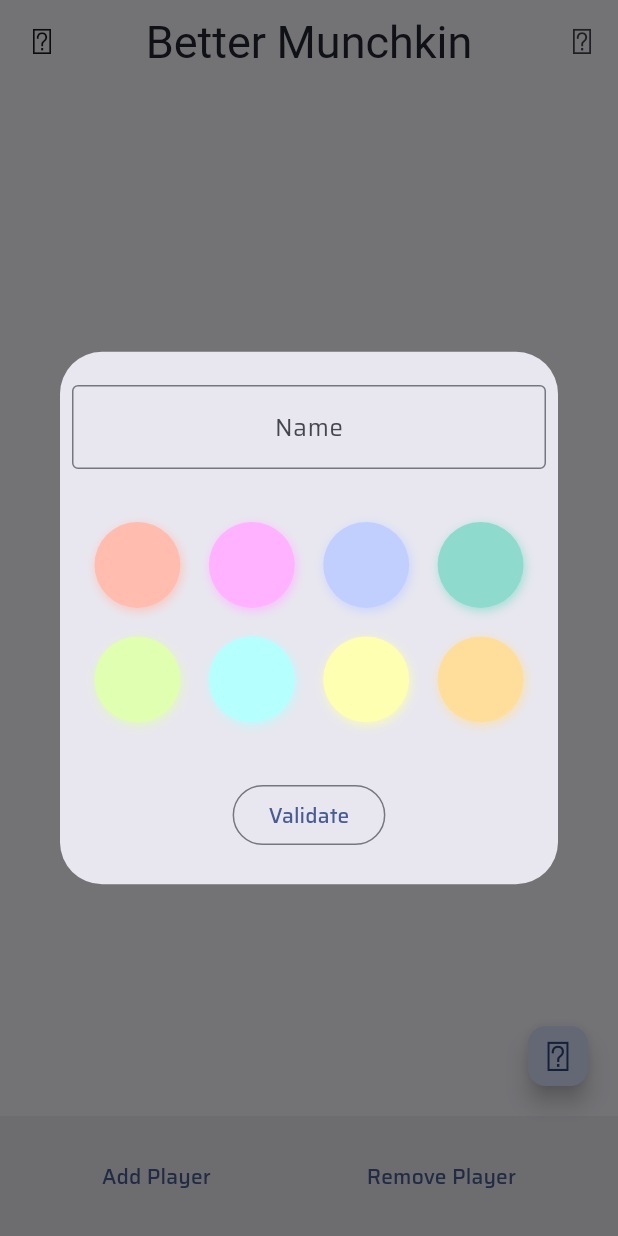
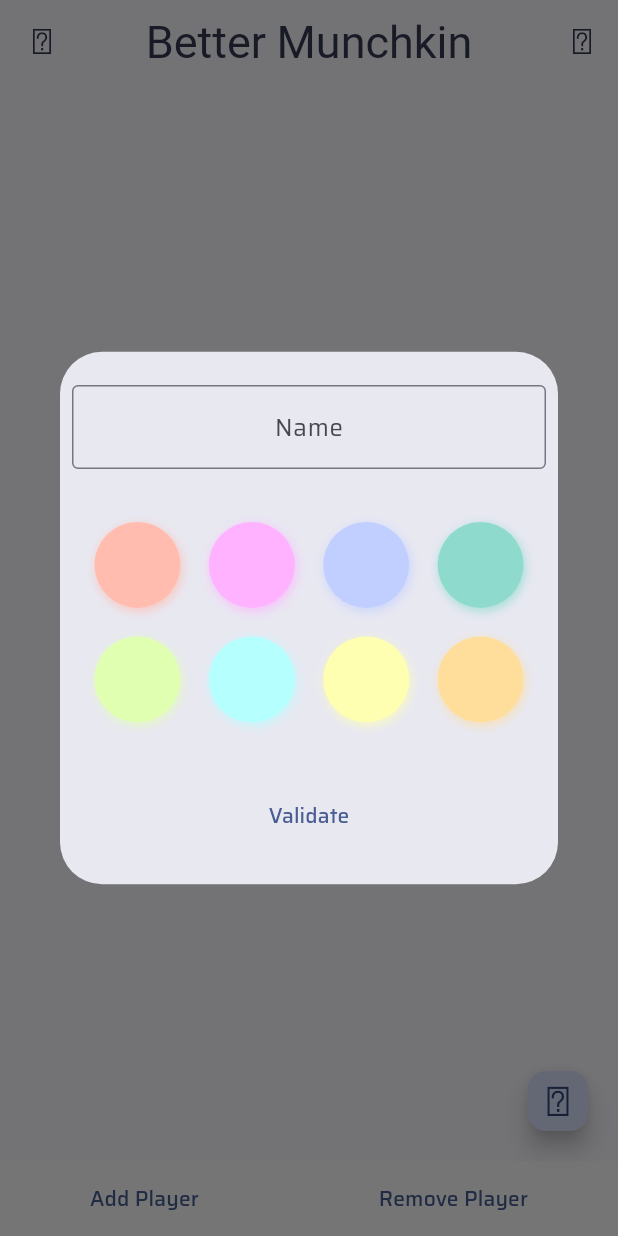
Before and after one commit to DrozdAllan/better_munchkin, a Flutter app: the screen it shows after launch, after a tap on "Add Player", on a phone screen of 412 x 824 dp. Run offline on Flutter 3.47's test engine with Material 2 defaults, Android fonts, the phone set to English and light mode, and no system bars; drawn by our look-alikes of flutter_colorpicker; our stand-ins replace flutter_bloc, fluttericon, google_fonts.

Commit message:
finished light theme & dice animation

```diff
--- a/lib/style.dart
+++ b/lib/style.dart
@@ -10,19 +10,32 @@ const _titleMediumSize = 28.0;
 const portLligatSans = 'PortLligatSans';
 
 const Color _primaryColor = Color(0xFFc0cfff);
-const Color _blackColor = Color(0xFF212430);
+const Color _blackColor = Color(0xFF343952);
 const Color _whiteColor = Color(0xFFE8EDFF);
 
 ThemeData myLightTheme = ThemeData(
   useMaterial3: true,
   colorScheme: ColorScheme.fromSeed(seedColor: _primaryColor),
+  fontFamily: GoogleFonts.saira().fontFamily,
   iconTheme: const IconThemeData(color: _blackColor),
+  dialogTheme: const DialogTheme(surfaceTintColor: _whiteColor),
   chipTheme: const ChipThemeData(backgroundColor: _primaryColor),
+  iconButtonTheme: const IconButtonThemeData(
+      style:
+          ButtonStyle(foregroundColor: MaterialStatePropertyAll(_blackColor))),
   appBarTheme: const AppBarTheme(
     centerTitle: true,
     titleTextStyle: TextStyle(fontSize: 30.0, color: _blackColor),
   ),
-  fontFamily: GoogleFonts.saira().fontFamily,
+  bottomAppBarTheme: const BottomAppBarTheme(
+      surfaceTintColor: Colors.white,
+      color: Colors.white,
+      height: 50.0,
+      padding: EdgeInsets.all(0.0)),
+  snackBarTheme: const SnackBarThemeData(
+    backgroundColor: _blackColor,
+    contentTextStyle: TextStyle(fontSize: 14.0),
+  ),
   textTheme: const TextTheme(
     displayLarge: TextStyle(),
     // Title of Home and Strategic
@@ -30,9 +43,8 @@ ThemeData myLightTheme = ThemeData(
     // Player names on PlayerCard, AddPlayerDialog, RemovePlayerDialog, Strategic
     titleMedium: TextStyle(fontSize: _titleMediumSize, color: _blackColor),
     // Numbers on PlayerCard & Strategic
-    bodyMedium: TextStyle(fontSize: _titleMediumSize),
+    bodyMedium: TextStyle(fontSize: _titleMediumSize, color: _blackColor),
   ),
-//   buttonTheme: ,
 );
 
 ThemeData myDarkTheme = ThemeData(
@@ -40,13 +52,13 @@ ThemeData myDarkTheme = ThemeData(
   useMaterial3: true,
   colorScheme: ColorScheme.fromSeed(
       brightness: Brightness.dark, seedColor: _primaryColor),
+  fontFamily: GoogleFonts.saira().fontFamily,
   iconTheme: const IconThemeData(color: _whiteColor),
   chipTheme: const ChipThemeData(backgroundColor: _primaryColor),
   appBarTheme: const AppBarTheme(
     centerTitle: true,
     titleTextStyle: TextStyle(fontSize: 30.0, color: _whiteColor),
   ),
-  fontFamily: GoogleFonts.saira().fontFamily,
   textTheme: const TextTheme(
     displayLarge: TextStyle(),
     // Title of Home and Strategic
--- a/lib/views/battle/monster_battle_dialog.dart
+++ b/lib/views/battle/monster_battle_dialog.dart
@@ -42,7 +42,7 @@ class _MonsterBattleDialogState extends State<MonsterBattleDialog> {
                 }, growable: false),
               ),
             ),
-            OutlinedButton(
+            TextButton(
               onPressed: () {
                 context.read<BattleCubit>().addMonster(_monsterPower);
                 Navigator.pop(context);
--- a/lib/views/home/add_player_dialog.dart
+++ b/lib/views/home/add_player_dialog.dart
@@ -1,5 +1,3 @@
-import 'dart:developer';
-
 import 'package:better_munchkin/data/models/player.dart';
 import 'package:better_munchkin/logic/cubit/player_cubit.dart';
 import 'package:better_munchkin/utils/commons.dart';
@@ -72,6 +70,11 @@ class _AddPlayerDialogState extends State<AddPlayerDialog> {
                   if (value == null || value.isEmpty) {
                     return 'Please enter a name';
                   }
+                  for (Player player in context.read<PlayerCubit>().state) {
+                    if (player.name == value.toTitleCase()) {
+                      return 'Name already taken';
+                    }
+                  }
                   return null;
                 },
               ),
@@ -85,7 +88,7 @@ class _AddPlayerDialogState extends State<AddPlayerDialog> {
                     pickerColor: _color,
                     onColorChanged: changeColor),
               ),
-              OutlinedButton(
+              TextButton(
                 onPressed: () {
                   if (_formKey.currentState!.validate()) {
                     if (_color == const Color(0xFFFFFFFF)) {
--- a/lib/views/home/home.dart
+++ b/lib/views/home/home.dart
@@ -54,7 +54,6 @@ class Home extends StatelessWidget {
           mainAxisAlignment: MainAxisAlignment.spaceAround,
           children: [
             TextButton(
-              style: ButtonStyle(elevation: MaterialStateProperty.all(0.0)),
               onPressed: () => showDialog(
                 context: context,
                 builder: (context) => const AddPlayerDialog(),
--- a/pubspec.yaml
+++ b/pubspec.yaml
@@ -36,9 +36,8 @@ dependencies:
   # The following adds the Cupertino Icons font to your application.
   # Use with the CupertinoIcons class for iOS style icons.
   cupertino_icons: ^1.0.2
-  hive: ^2.2.3
-  hive_flutter: ^1.1.0
   flutter_colorpicker: ^1.0.3
+  # TODO: manual packaging of used icons
   fluttericon: ^2.0.0
   google_fonts: ^3.0.1
   flutter_bloc: ^8.1.2
@@ -53,8 +52,6 @@ dev_dependencies:
   # package. See that file for information about deactivating specific lint
   # rules and activating additional ones.
   flutter_lints: ^2.0.0
-  hive_generator: ^2.0.0
-  build_runner: ^2.3.3
 
 # For information on the generic Dart part of this file, see the
 # following page: https://dart.dev/tools/pub/pubspec
```
Also changed, not shown: lib/views/battle/dice.dart (+26 -11 lines), pubspec.lock.
